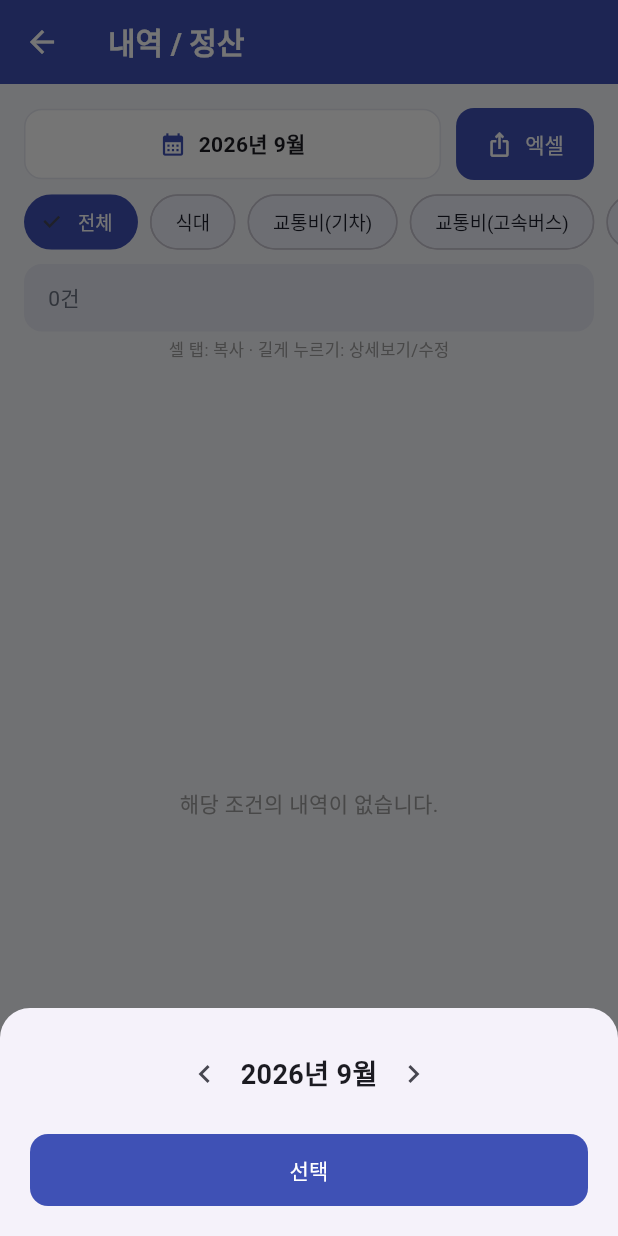
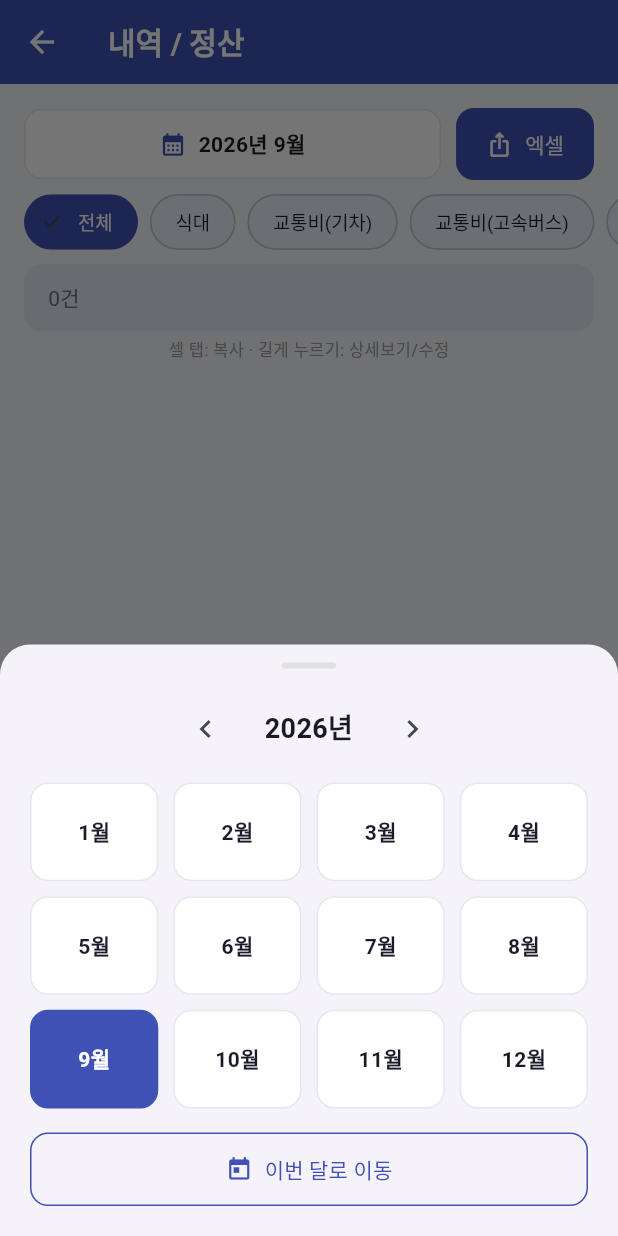
Before and after one commit to sweatmoon/creditcard-management, a Flutter app: the HistoryScreen screen opened directly, after a tap on an icon or button, on a phone screen of 412 x 824 dp. Run offline on Flutter 3.47's test engine with Material 3 defaults, Android fonts, the phone set to English and light mode, and no system bars; missing offline and left inert: excel, file_saver; network calls fail.

Commit message:
월 선택 UI를 달력(그리드) 뷰로 변경
기존에는 좌우 화살표로 한 달씩만 이동 가능했으나, 이제는 연도를 선택하고
1~12월이 4x3 그리드로 표시되어 원하는 달을 바로 탭해서 선택 가능.
- 선택된 달: 강조색 배경
- 오늘이 속한 달: 테두리로 표시
- '이번 달로 이동' 바로가기 버튼 추가

```diff
--- a/lib/screens/history_screen.dart
+++ b/lib/screens/history_screen.dart
@@ -94,7 +94,9 @@ class _HistoryScreenState extends State<HistoryScreen> {
 
   Future<void> _pickMonth() async {
     int year = _selectedMonth.year;
-    int month = _selectedMonth.month;
+    int selectedMonth = _selectedMonth.month;
+    final thisYear = DateTime.now().year;
+    final thisMonth = DateTime.now().month;
 
     await showModalBottomSheet(
       context: context,
@@ -104,61 +106,117 @@ class _HistoryScreenState extends State<HistoryScreen> {
       builder: (ctx) {
         return StatefulBuilder(
           builder: (ctx, setSheetState) {
-            return Padding(
-              padding: const EdgeInsets.all(20),
+            return SafeArea(
+              child: Padding(
+                padding: const EdgeInsets.fromLTRB(20, 12, 20, 20),
                 child: Column(
                   mainAxisSize: MainAxisSize.min,
                   children: [
+                    Container(
+                      width: 36,
+                      height: 4,
+                      margin: const EdgeInsets.only(bottom: 16),
+                      decoration: BoxDecoration(
+                        color: Colors.grey.shade300,
+                        borderRadius: BorderRadius.circular(2),
+                      ),
+                    ),
+                    // 연도 선택 (좌우 화살표)
                     Row(
                       mainAxisAlignment: MainAxisAlignment.center,
                       children: [
                         IconButton(
                           icon: const Icon(Icons.chevron_left),
-                        onPressed: () {
-                          setSheetState(() {
-                            if (month == 1) {
-                              month = 12;
-                              year -= 1;
-                            } else {
-                              month -= 1;
-                            }
-                          });
-                        },
+                          onPressed: () => setSheetState(() => year -= 1),
                         ),
-                      Text(
-                        '$year년 $month월',
+                        SizedBox(
+                          width: 90,
+                          child: Text(
+                            '$year년',
+                            textAlign: TextAlign.center,
                             style: const TextStyle(
                               fontSize: 18,
                               fontWeight: FontWeight.bold,
                             ),
                           ),
+                        ),
                         IconButton(
                           icon: const Icon(Icons.chevron_right),
-                        onPressed: () {
-                          setSheetState(() {
-                            if (month == 12) {
-                              month = 1;
-                              year += 1;
-                            } else {
-                              month += 1;
-                            }
-                          });
-                        },
+                          onPressed: () => setSheetState(() => year += 1),
                         ),
                       ],
+                    ),
+                    const SizedBox(height: 12),
+                    // 달력 뷰 - 1~12월 그리드
+                    GridView.builder(
+                      shrinkWrap: true,
+                      physics: const NeverScrollableScrollPhysics(),
+                      gridDelegate:
+                          const SliverGridDelegateWithFixedCrossAxisCount(
+                            crossAxisCount: 4,
+                            mainAxisSpacing: 10,
+                            crossAxisSpacing: 10,
+                            childAspectRatio: 1.3,
+                          ),
+                      itemCount: 12,
+                      itemBuilder: (context, idx) {
+                        final m = idx + 1;
+                        final isSelected =
+                            year == _selectedMonth.year && m == selectedMonth;
+                        final isToday = year == thisYear && m == thisMonth;
+                        return InkWell(
+                          borderRadius: BorderRadius.circular(12),
+                          onTap: () {
+                            setState(() => _selectedMonth = DateTime(year, m));
+                            Navigator.pop(ctx);
+                          },
+                          child: Container(
+                            alignment: Alignment.center,
+                            decoration: BoxDecoration(
+                              color: isSelected
+                                  ? AppTheme.primary
+                                  : Colors.white,
+                              borderRadius: BorderRadius.circular(12),
+                              border: Border.all(
+                                color: isSelected
+                                    ? AppTheme.primary
+                                    : isToday
+                                    ? AppTheme.primary.withValues(alpha: 0.5)
+                                    : const Color(0xFFE5E7EF),
+                                width: isToday && !isSelected ? 1.5 : 1,
+                              ),
+                            ),
+                            child: Text(
+                              '$m월',
+                              style: TextStyle(
+                                fontWeight: FontWeight.w600,
+                                fontSize: 14,
+                                color: isSelected
+                                    ? Colors.white
+                                    : AppTheme.textPrimary,
+                              ),
+                            ),
+                          ),
+                        );
+                      },
                     ),
                     const SizedBox(height: 16),
                     SizedBox(
                       width: double.infinity,
-                    child: ElevatedButton(
+                      child: OutlinedButton.icon(
                         onPressed: () {
-                        setState(() => _selectedMonth = DateTime(year, month));
+                          setState(
+                            () =>
+                                _selectedMonth = DateTime(thisYear, thisMonth),
+                          );
                           Navigator.pop(ctx);
                         },
-                      child: const Text('선택'),
+                        icon: const Icon(Icons.today, size: 18),
+                        label: const Text('이번 달로 이동'),
                       ),
                     ),
                   ],
+                ),
               ),
             );
           },
```
Lines whose indentation alone changed are shown as unchanged.
